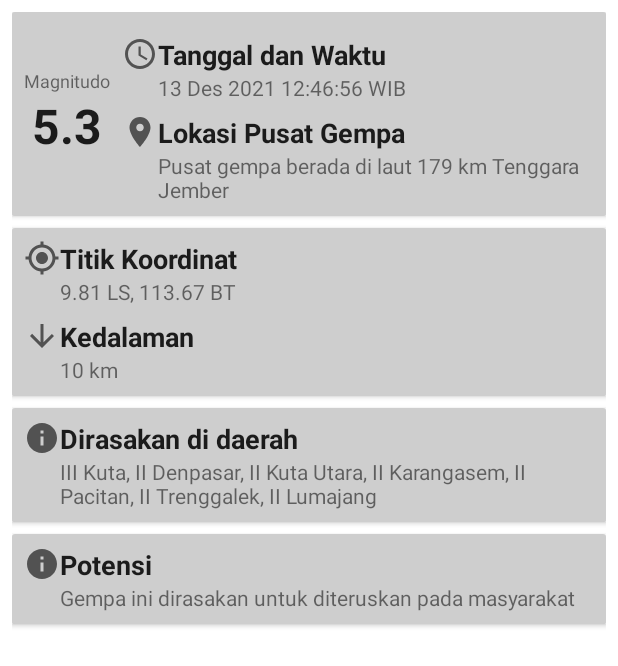
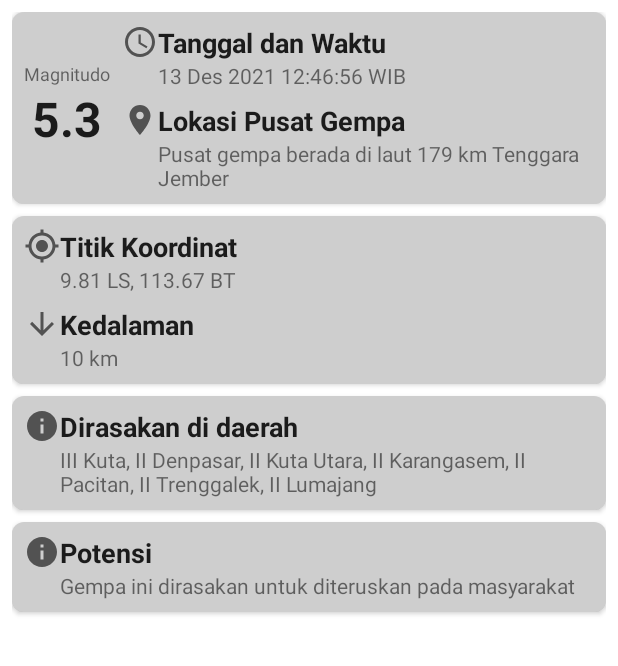
Before and after one commit to CSD-089/QuakeTodayID, an Android app: the layout content_bottom_details.xml on its own in the app's theme, with its tools: preview values and no code run, on a phone screen of 412 x 824 dp. Shown: the top 666 px of the screen. Run offline under Robolectric (Android 15) with nearby library versions, the phone set to English and light mode, and no system bars.

Commit message:
Minor perubahan pada tampilan

```diff
--- a/app/src/main/res/layout/content_bottom_details.xml
+++ b/app/src/main/res/layout/content_bottom_details.xml
@@ -12,7 +12,8 @@
     <androidx.cardview.widget.CardView
         android:layout_width="match_parent"
         android:layout_height="wrap_content"
-        android:layout_marginBottom="8dp">
+        android:layout_marginBottom="8dp"
+        app:cardCornerRadius="8dp">
 
         <androidx.constraintlayout.widget.ConstraintLayout
             android:layout_width="match_parent"
@@ -48,7 +49,6 @@
                 android:id="@+id/tv_label_date_time"
                 android:layout_width="0dp"
                 android:layout_height="wrap_content"
-                android:layout_marginTop="8dp"
                 android:layout_marginStart="8dp"
                 android:text="Tanggal dan Waktu"
                 android:textSize="18sp"
@@ -103,7 +103,8 @@
     <androidx.cardview.widget.CardView
         android:layout_width="match_parent"
         android:layout_height="wrap_content"
-        android:layout_marginBottom="8dp">
+        android:layout_marginBottom="8dp"
+        app:cardCornerRadius="8dp">
 
         <androidx.constraintlayout.widget.ConstraintLayout
             android:layout_width="match_parent"
@@ -168,7 +169,8 @@
         android:id="@+id/card_feel"
         android:layout_width="match_parent"
         android:layout_height="wrap_content"
-        android:layout_marginBottom="8dp">
+        android:layout_marginBottom="8dp"
+        app:cardCornerRadius="8dp">
 
         <androidx.constraintlayout.widget.ConstraintLayout
             android:layout_width="match_parent"
@@ -208,7 +210,8 @@
         android:id="@+id/card_potency"
         android:layout_width="match_parent"
         android:layout_height="wrap_content"
-        android:layout_marginBottom="8dp">
+        android:layout_marginBottom="8dp"
+        app:cardCornerRadius="8dp">
 
         <androidx.constraintlayout.widget.ConstraintLayout
             android:layout_width="match_parent"
```
